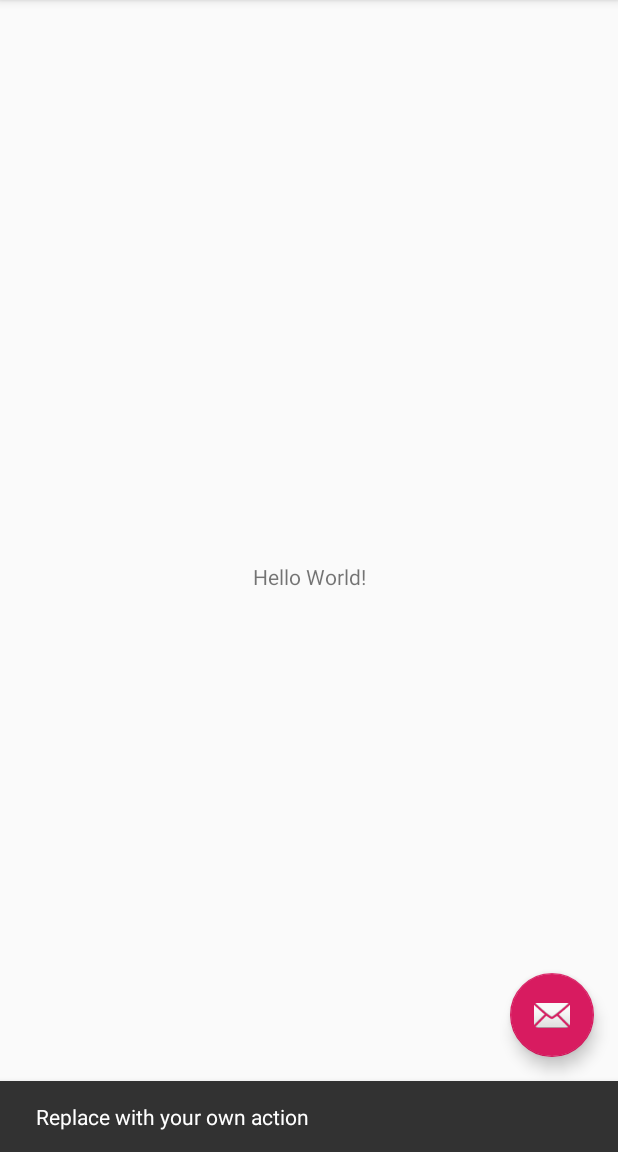
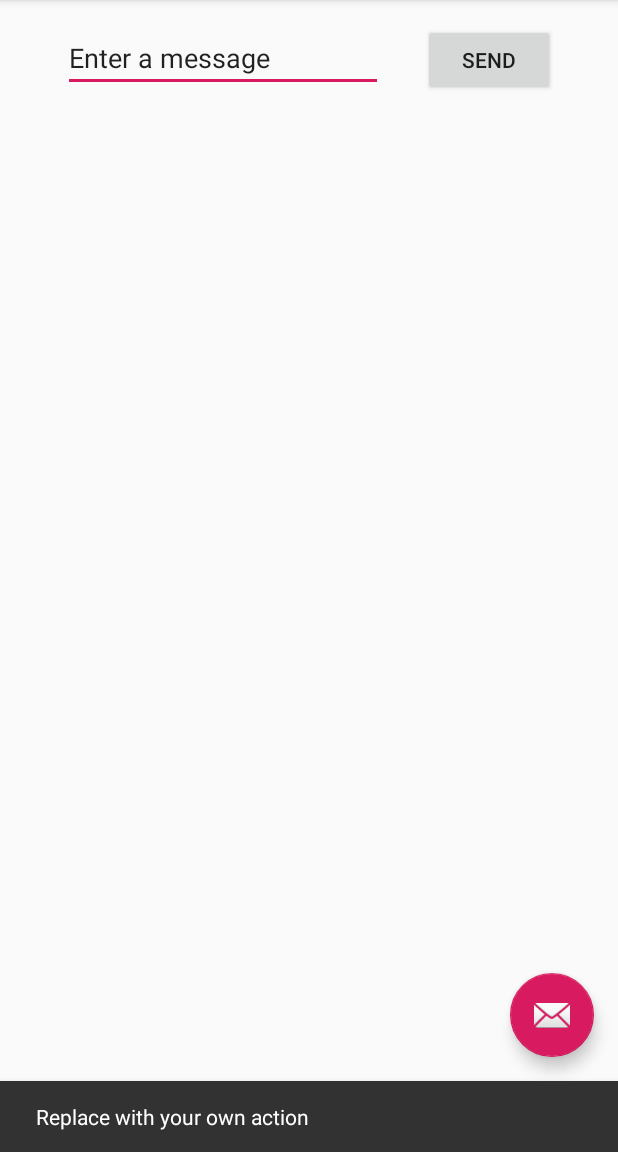
Before and after one commit to Super-Sultan/SYSC3010_Erdem_Yanikomeroglu, an Android app: the screen it shows after launch (MainActivity), after a tap on an icon or button, on a phone screen of 412 x 824 dp, the part 84-1236 px from its top. Run offline under Robolectric (Android 15) with nearby library versions, the phone set to English and light mode, and no system bars.

Commit message:
second push for lab 5

```diff
--- a/erdemapp2/app/src/main/res/layout/content_main.xml
+++ b/erdemapp2/app/src/main/res/layout/content_main.xml
@@ -8,13 +8,30 @@
     tools:context=".MainActivity"
     tools:showIn="@layout/activity_main">
 
-    <TextView
+    <EditText
+        android:id="@+id/editText2"
         android:layout_width="wrap_content"
         android:layout_height="wrap_content"
-        android:text="Hello World!"
-        app:layout_constraintBottom_toBottomOf="parent"
-        app:layout_constraintLeft_toLeftOf="parent"
-        app:layout_constraintRight_toRightOf="parent"
+        android:layout_marginStart="16dp"
+        android:layout_marginLeft="16dp"
+        android:layout_marginTop="16dp"
+        android:ems="10"
+        android:inputType="textPersonName"
+        android:text="@string/edit_message"
+        app:layout_constraintEnd_toStartOf="@+id/button2"
+        app:layout_constraintHorizontal_bias="0.5"
+        app:layout_constraintStart_toStartOf="parent"
         app:layout_constraintTop_toTopOf="parent" />
 
+    <Button
+        android:id="@+id/button2"
+        android:layout_width="wrap_content"
+        android:layout_height="wrap_content"
+        android:layout_marginEnd="16dp"
+        android:layout_marginRight="16dp"
+        android:text="@string/button_send"
+        app:layout_constraintBaseline_toBaselineOf="@+id/editText2"
+        app:layout_constraintEnd_toEndOf="parent"
+        app:layout_constraintHorizontal_bias="0.5"
+        app:layout_constraintStart_toEndOf="@+id/editText2" />
 </androidx.constraintlayout.widget.ConstraintLayout>
--- a/erdemapp2/app/src/main/res/values/strings.xml
+++ b/erdemapp2/app/src/main/res/values/strings.xml
@@ -1,4 +1,6 @@
 <resources>
     <string name="app_name">erdemapp2</string>
     <string name="action_settings">Settings</string>
+    <string name="edit_message">Enter a message</string>
+    <string name="button_send">Send</string>
 </resources>
```
